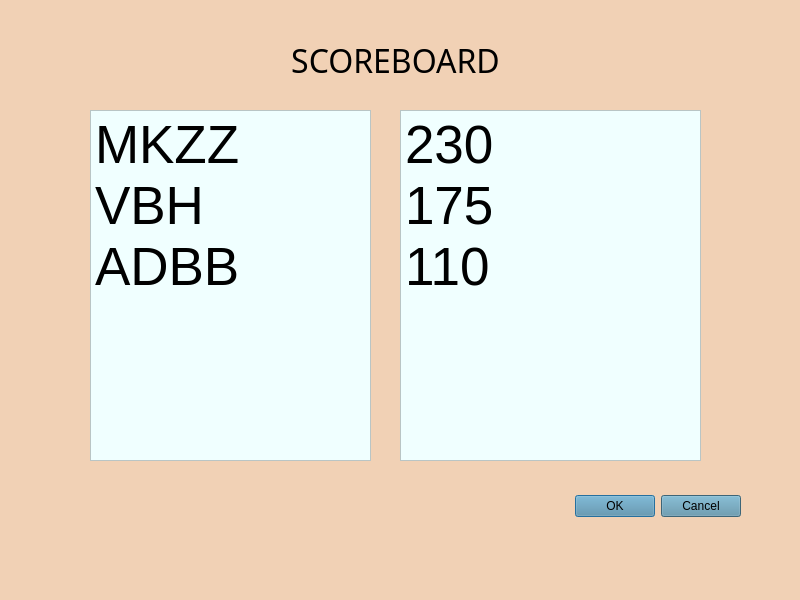
First picture: the form in Software/TheHangman/scoreboard.ui, repository michaelrenoo/TheHangman, before the edit.
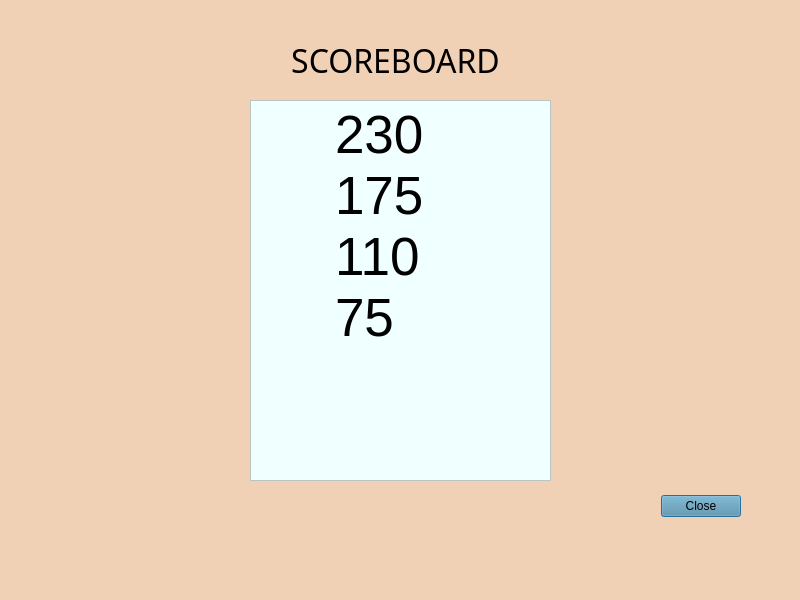
Second picture: the form after the edit.

Commit message: Now user can open scoreboard

Diff of the .ui file:
```diff
--- a/Software/TheHangman/scoreboard.ui
+++ b/Software/TheHangman/scoreboard.ui
@@ -32,7 +32,7 @@
     <enum>Qt::Horizontal</enum>
    </property>
    <property name="standardButtons">
-    <set>QDialogButtonBox::Cancel|QDialogButtonBox::Ok</set>
+    <set>QDialogButtonBox::Close</set>
    </property>
   </widget>
   <widget class="QLabel" name="scoreboardLabel">
@@ -60,10 +60,10 @@
   <widget class="QPlainTextEdit" name="scoreText">
    <property name="geometry">
     <rect>
-     <x>400</x>
-     <y>110</y>
+     <x>250</x>
+     <y>100</y>
      <width>301</width>
-     <height>351</height>
+     <height>381</height>
     </rect>
    </property>
    <property name="font">
@@ -74,33 +74,14 @@
    <property name="styleSheet">
     <string notr="true">background-color: #F0FFFF;</string>
    </property>
-   <property name="plainText">
-    <string>230
-175
-110</string>
+   <property name="readOnly">
+    <bool>true</bool>
    </property>
-  </widget>
-  <widget class="QPlainTextEdit" name="playerText">
-   <property name="geometry">
-    <rect>
-     <x>90</x>
-     <y>110</y>
-     <width>281</width>
-     <height>351</height>
-    </rect>
-   </property>
-   <property name="font">
-    <font>
-     <pointsize>40</pointsize>
-    </font>
-   </property>
-   <property name="styleSheet">
-    <string notr="true">background-color: #F0FFFF;</string>
-   </property>
    <property name="plainText">
-    <string>MKZZ
-VBH
-ADBB</string>
+    <string>	230
+	175
+	110
+	75</string>
    </property>
   </widget>
  </widget>
```
The commit also changes 16 other files.
